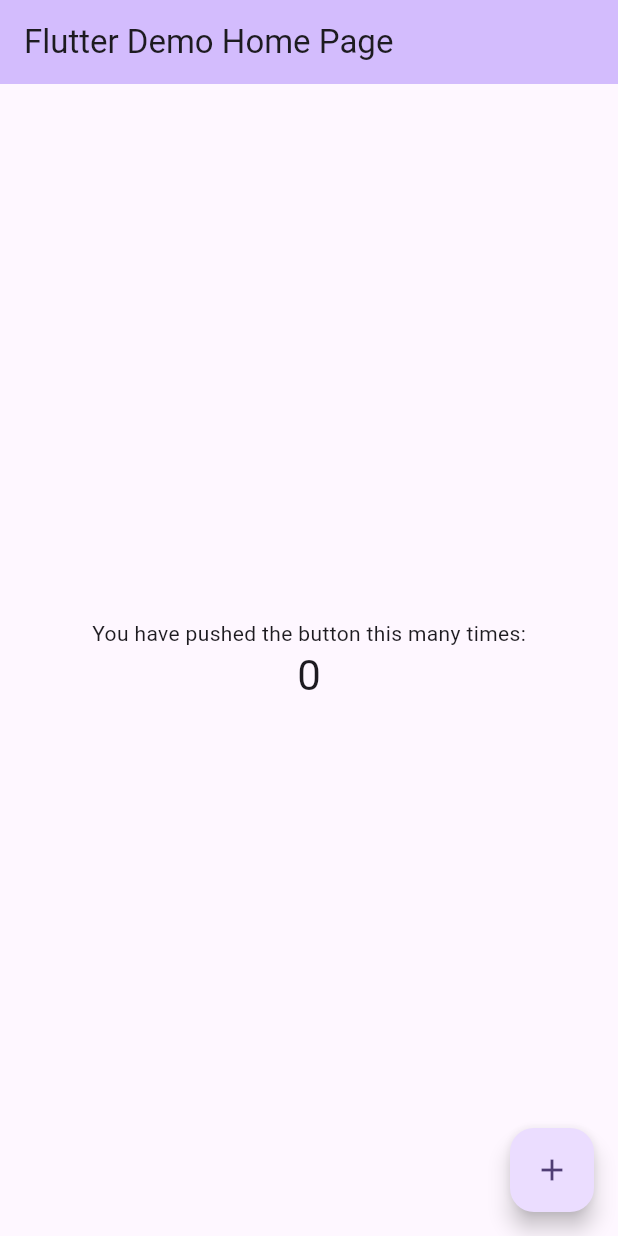
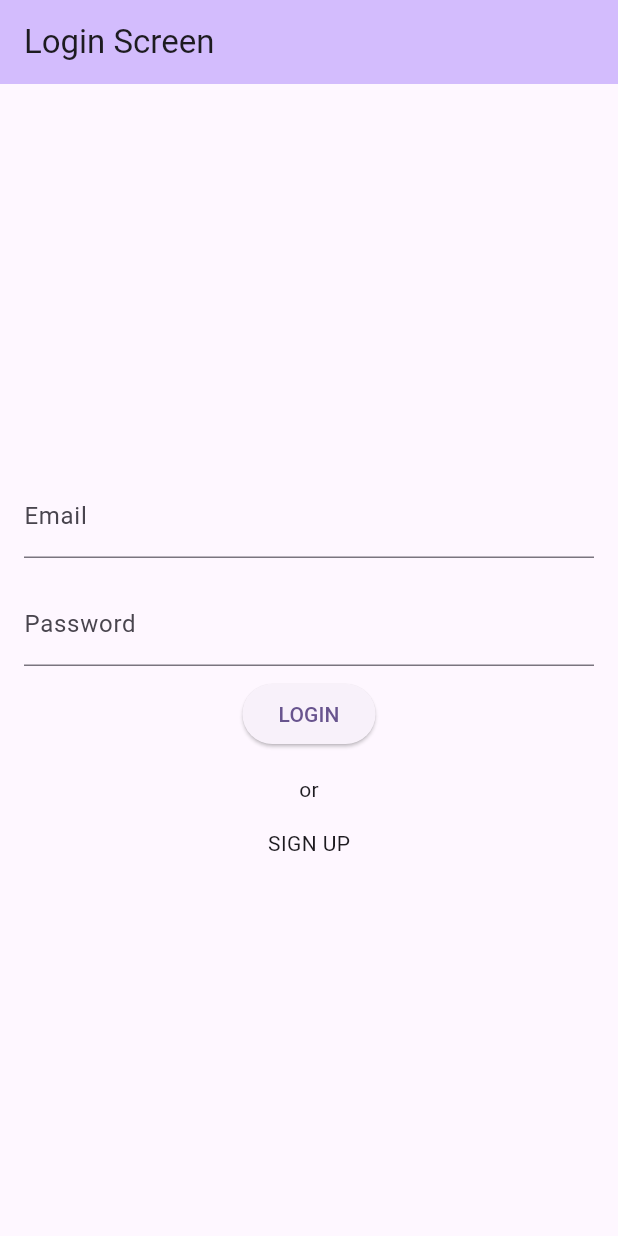
Before and after one commit to ChetanRBillava/clean_architecture_reference, a Flutter app: the screen it shows after launch, on a phone screen of 412 x 824 dp. Run offline on Flutter 3.47's test engine with Material 3 defaults, Android fonts, the phone set to English and light mode, and no system bars.

Commit message:
V 1.0.1 - Added module folders

```diff
--- a/lib/main.dart
+++ b/lib/main.dart
@@ -1,4 +1,6 @@
 import 'package:flutter/material.dart';
+
+import 'modules/login/login_screen.dart';
 
 void main() {
   runApp(const MyApp());
@@ -10,57 +12,11 @@ class MyApp extends StatelessWidget {
   @override
   Widget build(BuildContext context) {
     return MaterialApp(
-      title: 'Flutter Demo',
+      title: 'Clean Architecture App',
       theme: ThemeData(
         colorScheme: ColorScheme.fromSeed(seedColor: Colors.deepPurple),
       ),
-      home: const MyHomePage(title: 'Flutter Demo Home Page'),
+      home: const LoginScreen(),
     );
   }
 }
-
-class MyHomePage extends StatefulWidget {
-  const MyHomePage({super.key, required this.title});
-
-  final String title;
-
-  @override
-  State<MyHomePage> createState() => _MyHomePageState();
-}
-
-class _MyHomePageState extends State<MyHomePage> {
-  int _counter = 0;
-
-  void _incrementCounter() {
-    setState(() {
-      _counter++;
-    });
-  }
-
-  @override
-  Widget build(BuildContext context) {
-    return Scaffold(
-      appBar: AppBar(
-        backgroundColor: Theme.of(context).colorScheme.inversePrimary,
-        title: Text(widget.title),
-      ),
-      body: Center(
-        child: Column(
-          mainAxisAlignment: MainAxisAlignment.center,
-          children: <Widget>[
-            const Text('You have pushed the button this many times:'),
-            Text(
-              '$_counter',
-              style: Theme.of(context).textTheme.headlineMedium,
-            ),
-          ],
-        ),
-      ),
-      floatingActionButton: FloatingActionButton(
-        onPressed: _incrementCounter,
-        tooltip: 'Increment',
-        child: const Icon(Icons.add),
-      ),
-    );
-  }
-}
--- /dev/null
+++ b/lib/modules/login/login_screen.dart
@@ -0,0 +1,160 @@
+import 'package:flutter/material.dart';
+
+import '../home/home_screen.dart';
+
+class LoginScreen extends StatefulWidget {
+  const LoginScreen({super.key});
+
+  @override
+  State<LoginScreen> createState() => _LoginScreenState();
+}
+
+class _LoginScreenState extends State<LoginScreen> {
+  bool signupMode = false;
+  String expectedEmail = 'c@c.com', expectedPassword = '1234';
+  TextEditingController emailController = TextEditingController(),
+      passwordController = TextEditingController(),
+      nameController = TextEditingController();
+
+  void login() {
+    bool loginSuccess = false;
+    if (signupMode) {
+      loginSuccess = checkSignup();
+    } else {
+      loginSuccess = checkLogin();
+    }
+    ScaffoldMessenger.of(context).showSnackBar(
+      SnackBar(
+        content: Text(
+          '${signupMode ? 'Sign up' : 'Login'} ${loginSuccess ? 'successful' : 'failed'}',
+        ),
+        duration: Duration(seconds: 2),
+        behavior: SnackBarBehavior.floating,
+        elevation: 50,
+      ),
+    );
+    if (loginSuccess) {
+      Navigator.push(
+        context,
+        MaterialPageRoute(builder: (context) => HomeScreen()),
+      );
+    }
+  }
+
+  bool checkLogin() {
+    return emailController.text == expectedEmail &&
+        passwordController.text == expectedPassword;
+  }
+
+  bool checkSignup() {
+    return nameController.text.isNotEmpty &&
+        emailController.text.isNotEmpty &&
+        passwordController.text.isNotEmpty;
+  }
+
+  void clearControllers() {
+    nameController.clear();
+    emailController.clear();
+    passwordController.clear();
+    setState(() {
+      print('Cleared');
+    });
+  }
+
+  @override
+  Widget build(BuildContext context) {
+    return Scaffold(
+      appBar: AppBar(
+        backgroundColor: Theme.of(context).colorScheme.inversePrimary,
+        title: Text('Login Screen'),
+      ),
+      body: Center(
+        child: Padding(
+          padding: const EdgeInsets.all(8.0),
+          child: Column(
+            mainAxisAlignment: MainAxisAlignment.center,
+            children: <Widget>[
+              signupMode
+                  ? Column(
+                    children: [
+                      Padding(
+                        padding: const EdgeInsets.all(8.0),
+                        child: TextFormField(
+                          controller: nameController,
+                          decoration: const InputDecoration(
+                            hintText: 'Enter your name',
+                            labelText: 'Full Name',
+                          ),
+                        ),
+                      ),
+                      Padding(
+                        padding: const EdgeInsets.all(8.0),
+                        child: TextFormField(
+                          controller: emailController,
+                          decoration: const InputDecoration(
+                            hintText: 'Enter your email',
+                            labelText: 'Email',
+                          ),
+                        ),
+                      ),
+                      Padding(
+                        padding: const EdgeInsets.all(8.0),
+                        child: TextFormField(
+                          controller: passwordController,
+                          decoration: const InputDecoration(
+                            hintText: 'Enter your password',
+                            labelText: 'Password',
+                          ),
+                          obscureText: true,
+                        ),
+                      ),
+                    ],
+                  )
+                  : Column(
+                    children: [
+                      Padding(
+                        padding: const EdgeInsets.all(8.0),
+                        child: TextFormField(
+                          controller: emailController,
+                          decoration: const InputDecoration(
+                            hintText: 'Enter your email',
+                            labelText: 'Email',
+                          ),
+                        ),
+                      ),
+                      Padding(
+                        padding: const EdgeInsets.all(8.0),
+                        child: TextFormField(
+                          controller: passwordController,
+                          decoration: const InputDecoration(
+                            hintText: 'Enter your password',
+                            labelText: 'Password',
+                          ),
+                          obscureText: true,
+                        ),
+                      ),
+                    ],
+                  ),
+              ElevatedButton(
+                onPressed: login,
+                child: Text(signupMode ? 'SIGN UP' : 'LOGIN'),
+              ),
+              SizedBox(height: 16),
+              Text('or'),
+              SizedBox(height: 16),
+              GestureDetector(
+                onTap: () {
+                  clearControllers();
+                  setState(() {
+                    signupMode = !signupMode;
+                  });
+                },
+                child: Text(signupMode ? 'LOGIN' : 'SIGN UP'),
+              ),
+            ],
+          ),
+        ),
+      ),
+    );
+  }
+}
--- a/pubspec.yaml
+++ b/pubspec.yaml
@@ -2,7 +2,7 @@ name: clean_architecture_reference
 description: "A new Flutter project that incorporates a clean architecture."
 publish_to: 'none'
 
-version: 1.0.0+1
+version: 1.0.1+2
 
 environment:
   sdk: ^3.7.2
```
Also changed, not shown: lib/modules/home/home_screen.dart (added, +35 -0 lines), lib/modules/profile/profile_screen.dart (added, +30 -0 lines), 2 other files.
